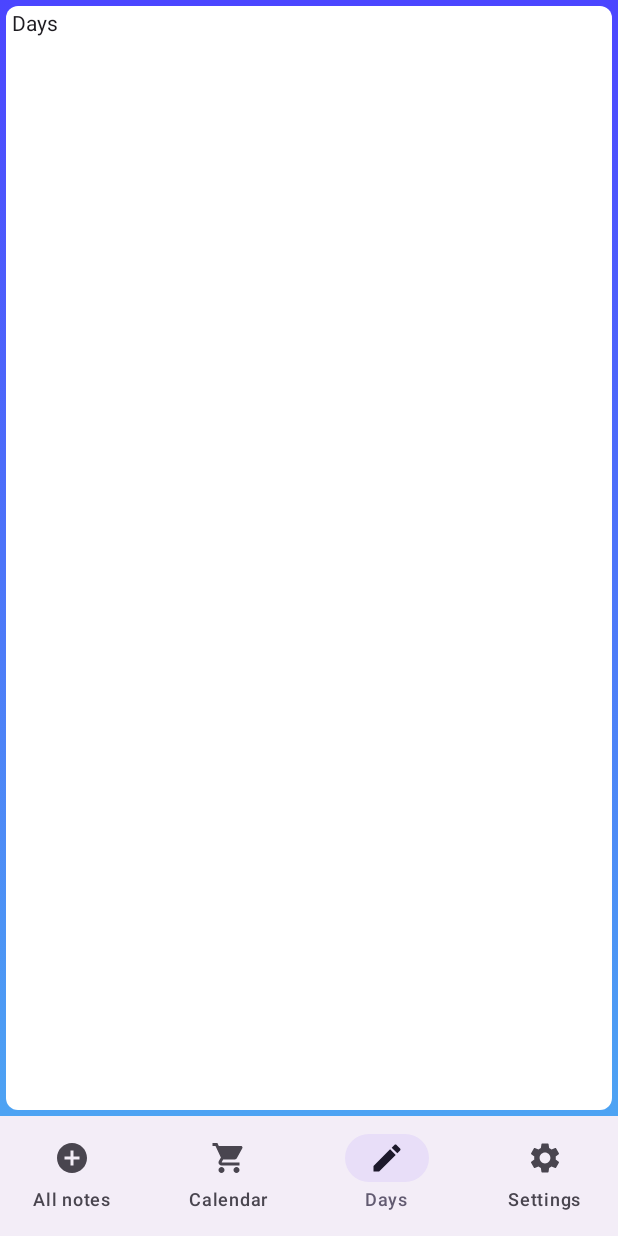
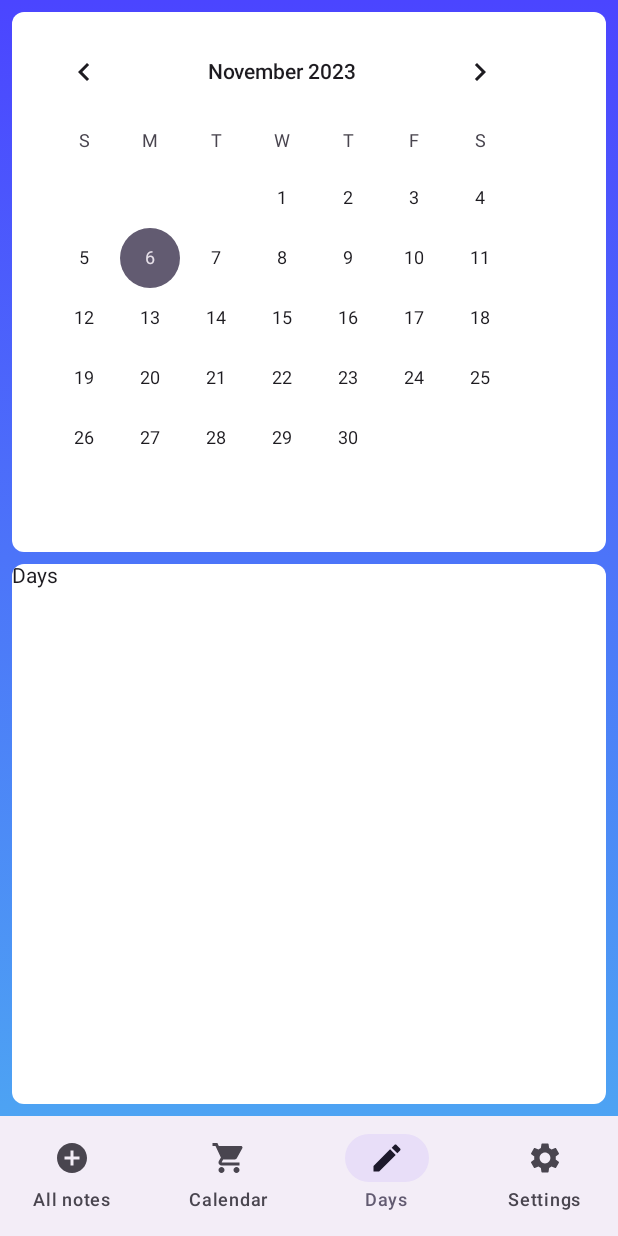
Before and after one commit to KMajkowska/AndroidApp, an Android app built with Jetpack Compose: the composable CustomBottomNavigation shown on its own in the app's theme, item 3 of the bottom bar chosen, on a phone screen of 412 x 824 dp. Run offline under Robolectric (Android 15) with nearby library versions, the phone set to English and light mode, and no system bars; missing, so only their content is drawn: AndroidAppTheme; 1 statement that could not run was skipped.

Commit message:
Cleaning up, add basic calender

```diff
--- a/app/src/main/AndroidManifest.xml
+++ b/app/src/main/AndroidManifest.xml
@@ -32,7 +32,7 @@
             android:name=".navigablescreen.SettingsScreen"
             android:exported="false" />
         <activity
-            android:name=".Login"
+            android:name=".authorizationscreen.Login"
             android:exported="false"
             android:label="@string/title_activity_login"
             android:theme="@style/Theme.AndroidApp" />
--- /dev/null
+++ b/app/src/main/java/com/example/androidapp/ScreenUtil.kt
@@ -0,0 +1,56 @@
+package com.example.androidapp
+
+import androidx.compose.foundation.background
+import androidx.compose.foundation.layout.Box
+import androidx.compose.foundation.layout.Column
+import androidx.compose.foundation.layout.fillMaxSize
+import androidx.compose.foundation.layout.padding
+import androidx.compose.foundation.shape.RoundedCornerShape
+import androidx.compose.material3.Card
+import androidx.compose.material3.CardDefaults
+import androidx.compose.runtime.Composable
+import androidx.compose.ui.Modifier
+import androidx.compose.ui.graphics.Brush
+import androidx.compose.ui.graphics.Color
+import androidx.compose.ui.unit.dp
+
+@Composable
+fun AddBackgroundToComposables(vararg composables: @Composable () -> Unit) {
+    Box(
+        modifier = Modifier
+            .fillMaxSize()
+            .background(
+                brush = Brush.verticalGradient(
+                    colors = listOf(Color.hsv(242F, 0.729F, 1F), Color.hsv(209F, 0.683F, 0.953F)),
+                    startY = 0.0f,
+                    endY = Float.POSITIVE_INFINITY
+                )
+            )
+    ) {
+        Column(
+            modifier = Modifier
+                .fillMaxSize()
+                .padding(4.dp)
+        ) {
+            composables.forEach { composable ->
+                Card(
+                    shape = RoundedCornerShape(8.dp),
+                    colors = CardDefaults.cardColors(
+                        containerColor = Color.White,
+                    ),
+                    modifier = Modifier
+                        .fillMaxSize()
+                        .weight(1f)
+                        .padding(4.dp)
+                ) {
+                    Box(
+                        modifier = Modifier
+                            .fillMaxSize()
+                    ) {
+                        composable()
+                    }
+                }
+            }
+        }
+    }
+}
--- a/app/src/main/java/com/example/androidapp/SignUp.kt
+++ b/app/src/main/java/com/example/androidapp/SignUp.kt
@@ -2,6 +2,7 @@ package com.example.androidapp
 
 import androidx.appcompat.app.AppCompatActivity
 import android.os.Bundle
+import com.example.androidapp.R
 
 class SignUp : AppCompatActivity() {
     override fun onCreate(savedInstanceState: Bundle?) {
--- a/app/src/main/java/com/example/androidapp/Login.kt
+++ b/app/src/main/java/com/example/androidapp/authorizationscreen/Login.kt
@@ -1,4 +1,4 @@
-package com.example.androidapp
+package com.example.androidapp.authorizationscreen
 
 import android.content.Intent
 import android.os.Bundle
@@ -24,6 +24,8 @@ import androidx.compose.ui.platform.LocalContext
 import androidx.compose.ui.text.input.KeyboardType
 import androidx.compose.ui.tooling.preview.Preview
 import androidx.compose.ui.unit.dp
+import com.example.androidapp.AllNotes
+import com.example.androidapp.SignUp
 import com.example.androidapp.ui.theme.AndroidAppTheme
 import java.util.regex.Pattern
 
--- a/app/src/main/java/com/example/androidapp/navigablescreen/DaysScreen.kt
+++ b/app/src/main/java/com/example/androidapp/navigablescreen/DaysScreen.kt
@@ -1,10 +1,19 @@
 package com.example.androidapp.navigablescreen
 
+import android.widget.CalendarView
+import androidx.compose.foundation.layout.Row
+import androidx.compose.foundation.layout.padding
+import androidx.compose.foundation.layout.wrapContentWidth
 import androidx.compose.material.icons.Icons
 import androidx.compose.material.icons.filled.Create
 import androidx.compose.material3.Text
 import androidx.compose.runtime.Composable
+import androidx.compose.ui.Alignment
+import androidx.compose.ui.Modifier
 import androidx.compose.ui.graphics.vector.ImageVector
+import androidx.compose.ui.unit.dp
+import androidx.compose.ui.viewinterop.AndroidView
+import com.example.androidapp.AddBackgroundToComposables
 
 class DaysScreen : NavigableScreen() {
 
@@ -16,8 +25,30 @@ class DaysScreen : NavigableScreen() {
     }
 
     @Composable
+    override fun ViewWithBackground() {
+        AddBackgroundToComposables({ Calendar() }, { View() })
+    }
+
+    @Composable
     override fun View() {
         Text(text = screenName)
     }
 
+    @Composable
+    fun Calendar() {
+        Row(
+            modifier = Modifier
+                .padding(6.dp),
+            verticalAlignment = Alignment.Top
+        ) {
+
+            AndroidView(
+                { CalendarView(it) }, // this 'it' is the current context!
+                modifier = Modifier.wrapContentWidth(),
+                update = { // TODO: implement}
+                }
+            )
+        }
+    }
+
 }
--- a/app/src/main/java/com/example/androidapp/navigablescreen/NavigableScreen.kt
+++ b/app/src/main/java/com/example/androidapp/navigablescreen/NavigableScreen.kt
@@ -1,56 +1,14 @@
 package com.example.androidapp.navigablescreen
 
 import androidx.activity.ComponentActivity
-import androidx.compose.foundation.background
-import androidx.compose.foundation.layout.Box
-import androidx.compose.foundation.layout.fillMaxSize
-import androidx.compose.foundation.layout.padding
-import androidx.compose.foundation.shape.RoundedCornerShape
-import androidx.compose.material3.Card
-import androidx.compose.material3.CardDefaults
 import androidx.compose.runtime.Composable
-import androidx.compose.ui.Modifier
-import androidx.compose.ui.graphics.Brush
-import androidx.compose.ui.graphics.Color
 import androidx.compose.ui.graphics.vector.ImageVector
-import androidx.compose.ui.unit.dp
+import com.example.androidapp.AddBackgroundToComposables
 
 abstract class NavigableScreen : ComponentActivity() {
     @Composable
-    fun ViewWithBackground() {
-        Box(
-            modifier = Modifier
-                .fillMaxSize()
-                .background(
-                    brush = Brush.verticalGradient(
-                        colors = listOf(Color.hsv(242F, 0.729F, 1F), Color.hsv(209F, 0.683F, 0.953F)),
-                        startY = 0.0f,
-                        endY = Float.POSITIVE_INFINITY
-                    )
-                )
-        ) {
-            Box(
-                modifier = Modifier
-                    .fillMaxSize()
-                    .padding(4.dp)
-            ) {
-                Card(
-                    shape = RoundedCornerShape(8.dp),
-                    modifier = Modifier.fillMaxSize(),
-                    colors = CardDefaults.cardColors(
-                        containerColor = Color.White,
-                    )
-                ) {
-                    Box(
-                        modifier = Modifier
-                            .fillMaxSize()
-                            .padding(4.dp)
-                    ) {
-                        View()
-                    }
-                }
-            }
-        }
+    open fun ViewWithBackground() {
+        AddBackgroundToComposables({ View() })
     }
 
     abstract val screenName: String
--- a/app/src/main/res/layout/activity_login.xml
+++ b/app/src/main/res/layout/activity_login.xml
@@ -5,7 +5,7 @@
     android:layout_width="match_parent"
     android:layout_height="match_parent"
     android:orientation="vertical"
-    tools:context=".Login">
+    tools:context=".authorizationscreen.Login">
 
     <TextView
         android:id="@+id/welcome"
```
